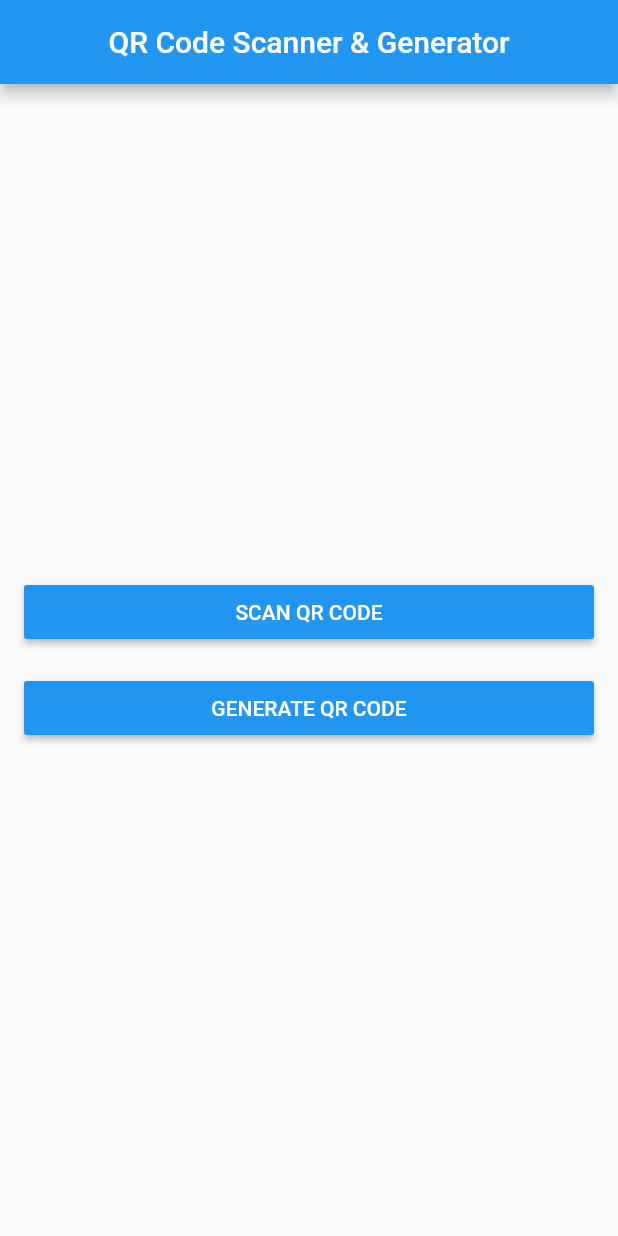
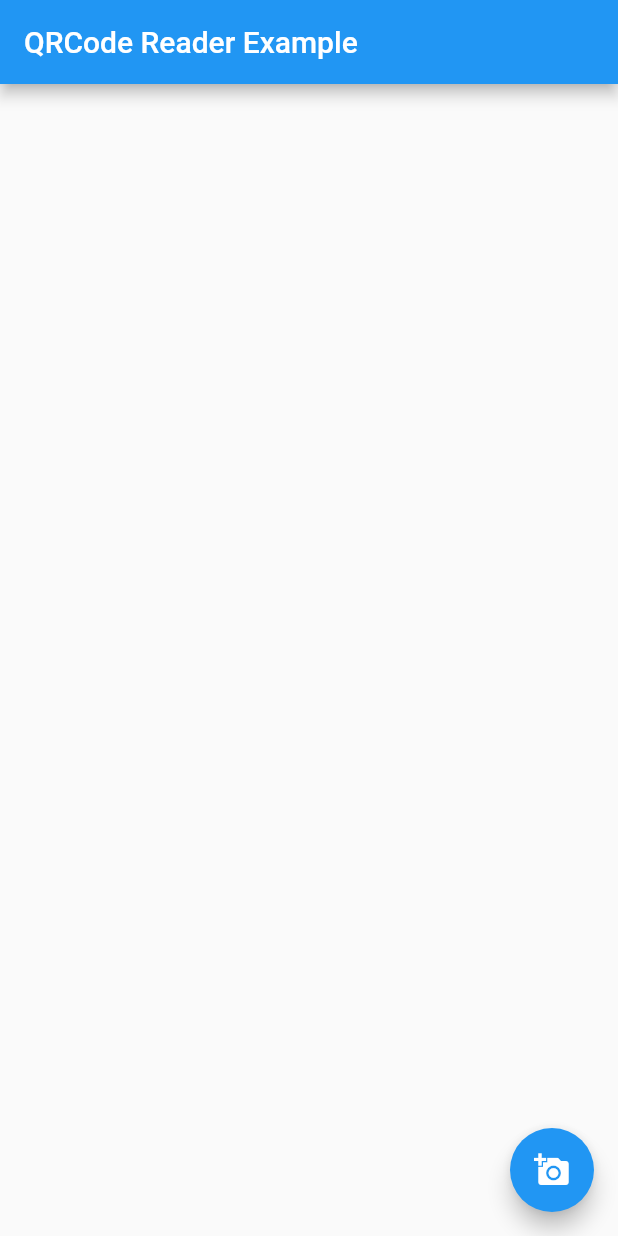
Before and after one commit to Sthefanny/Flutter, a Flutter app: the screen it shows after launch, on a phone screen of 412 x 824 dp. Run offline on Flutter 3.47's test engine with Material 2 defaults, Android fonts, the phone set to English and light mode, and no system bars; our stand-ins replace bubble_bottom_bar, rxdart; missing offline and left inert: bloc_pattern, qrcode_reader.

Commit message:
QR scan working for both projects

```diff
--- a/camera/lib/homeScreen.dart
+++ b/camera/lib/homeScreen.dart
@@ -1,52 +1,35 @@
 import 'package:flutter/material.dart';
-import 'package:flutter/rendering.dart';
+import 'package:qrcode_reader/qrcode_reader.dart';
 
-import 'generateScreen.dart';
-import 'scanScreen.dart';
+class HomeScreen extends StatefulWidget {
+  @override
+  _HomeScreenState createState() => _HomeScreenState();
+}
 
-class HomeScreen extends StatelessWidget {
+class _HomeScreenState extends State<HomeScreen> {
+  Future<String> _barcodeString;
+
   @override
   Widget build(BuildContext context) {
-    return Scaffold(
-      appBar: AppBar(
-        centerTitle: true,
-        title: Text('QR Code Scanner & Generator'),
+    return new Scaffold(
+      appBar: new AppBar(
+        title: const Text('QRCode Reader Example'),
       ),
-      body: Center(
-          child: Column(
-        mainAxisAlignment: MainAxisAlignment.center,
-        crossAxisAlignment: CrossAxisAlignment.stretch,
-        children: <Widget>[
-          Padding(
-            padding: EdgeInsets.symmetric(vertical: 8.0, horizontal: 16.0),
-            child: RaisedButton(
-                color: Colors.blue,
-                textColor: Colors.white,
-                splashColor: Colors.blueGrey,
-                onPressed: () {
-                  Navigator.push(
-                    context,
-                    MaterialPageRoute(builder: (context) => ScanScreen()),
-                  );
-                },
-                child: const Text('SCAN QR CODE')),
-          ),
-          Padding(
-            padding: EdgeInsets.symmetric(vertical: 8.0, horizontal: 16.0),
-            child: RaisedButton(
-                color: Colors.blue,
-                textColor: Colors.white,
-                splashColor: Colors.blueGrey,
-                onPressed: () {
-                  Navigator.push(
-                    context,
-                    MaterialPageRoute(builder: (context) => GenerateScreen()),
-                  );
-                },
-                child: const Text('GENERATE QR CODE')),
-          ),
-        ],
-      )),
+      body: new Center(
+          child: new FutureBuilder<String>(
+              future: _barcodeString,
+              builder: (BuildContext context, AsyncSnapshot<String> snapshot) {
+                return new Text(snapshot.data != null ? snapshot.data : '');
+              })),
+      floatingActionButton: new FloatingActionButton(
+        onPressed: () {
+          setState(() {
+            _barcodeString = new QRCodeReader().setAutoFocusIntervalInMs(200).setForceAutoFocus(true).setTorchEnabled(true).setHandlePermissions(true).setExecuteAfterPermissionGranted(true).scan();
+          });
+        },
+        tooltip: 'Reader the QRCode',
+        child: new Icon(Icons.add_a_photo),
+      ),
     );
   }
 }
--- a/camera/lib/scanScreen.dart
+++ b/camera/lib/scanScreen.dart
@@ -1,8 +1,9 @@
 import 'dart:async';
 
-import 'package:barcode_scan/barcode_scan.dart';
 import 'package:flutter/material.dart';
 import 'package:flutter/services.dart';
+import 'package:qrcode_reader/qrcode_reader.dart';
+// import 'package:qrscan/qrscan.dart' as scanner;
 
 class ScanScreen extends StatefulWidget {
   @override
@@ -46,16 +47,10 @@ class _ScanState extends State<ScanScreen> {
 
   Future scan() async {
     try {
-      String barcode = await BarcodeScanner.scan();
+      String barcode = await QRCodeReader().scan();
       setState(() => this.barcode = barcode);
     } on PlatformException catch (e) {
-      if (e.code == BarcodeScanner.CameraAccessDenied) {
-        setState(() {
-          this.barcode = 'The user did not grant the camera permission!';
-        });
-      } else {
-        setState(() => this.barcode = 'Unknown error: $e');
-      }
+      setState(() => this.barcode = 'Unknown error: $e');
     } on FormatException {
       setState(() => this.barcode = 'null (User returned using the "back"-button before scanning anything. Result)');
     } catch (e) {
--- a/camera/pubspec.yaml
+++ b/camera/pubspec.yaml
@@ -1,5 +1,5 @@
 name: camera
-description: A new Flutter project.
+description: A new Flutter application.
 
 # The following defines the version and build number for your application.
 # A version number is three numbers separated by dots, like 1.2.43
@@ -24,8 +24,7 @@ dependencies:
   # Use with the CupertinoIcons class for iOS style icons.
   cupertino_icons: ^0.1.2
   path_provider: ^1.2.0
-  barcode_scan: ^1.0.0
-  qr_flutter: ^3.0.1
+  qrcode_reader: ^0.4.4
 
 dev_dependencies:
   flutter_test:
```
Also changed, not shown: camera/lib/generateScreen.dart (+1 -8 lines), camera/pubspec.lock, 18 other files.
